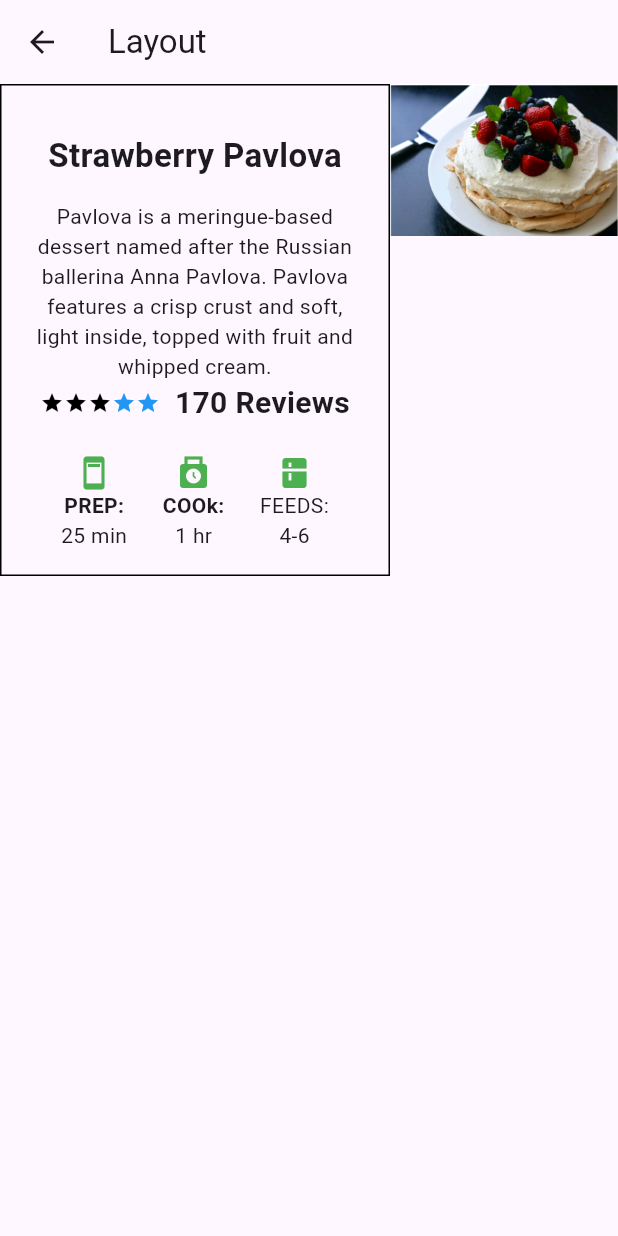
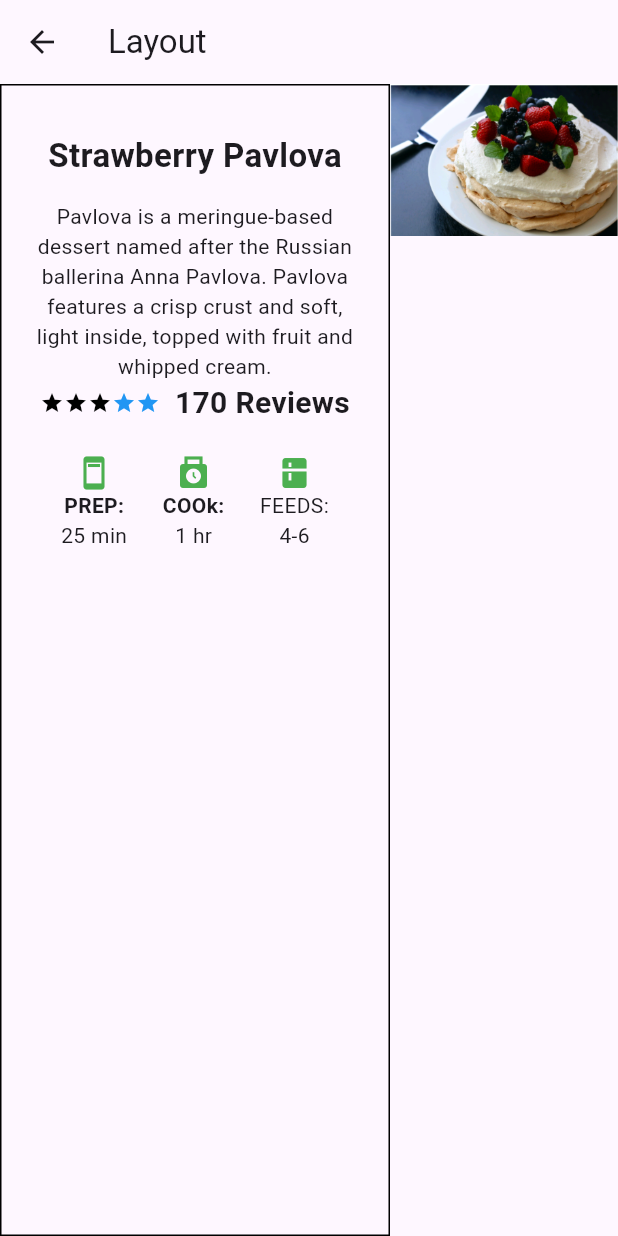
Before and after one commit to bulbul1008/assignment_02, a Flutter app: the screen it shows after launch, in the side drawer, after a tap on "Layout Practice", on a phone screen of 412 x 824 dp. Run offline on Flutter 3.47's test engine with Material 3 defaults, Android fonts, the phone set to English and light mode, and no system bars.

Commit message:
check the branch

```diff
--- a/lib/Pages/custom_card.dart
+++ b/lib/Pages/custom_card.dart
@@ -11,8 +11,7 @@ class LayoutPractice extends StatelessWidget {
        crossAxisAlignment: CrossAxisAlignment.start,
 
         children: [
-          SingleChildScrollView(
-            child: Container(
+          Container(
            width: 260,
             padding: const EdgeInsets.all(16),
             decoration: BoxDecoration(border: Border.all(color: Colors.black)),
@@ -81,10 +80,8 @@ class LayoutPractice extends StatelessWidget {
               ],
             ),
           ),
-          ),
 
-
-          Expanded(child: Image.asset('assets/images/img.png')),
+          Flexible(child: Image.asset('assets/images/img.png')),
         ],
       ),
     );
```
Lines whose indentation alone changed are shown as unchanged.
